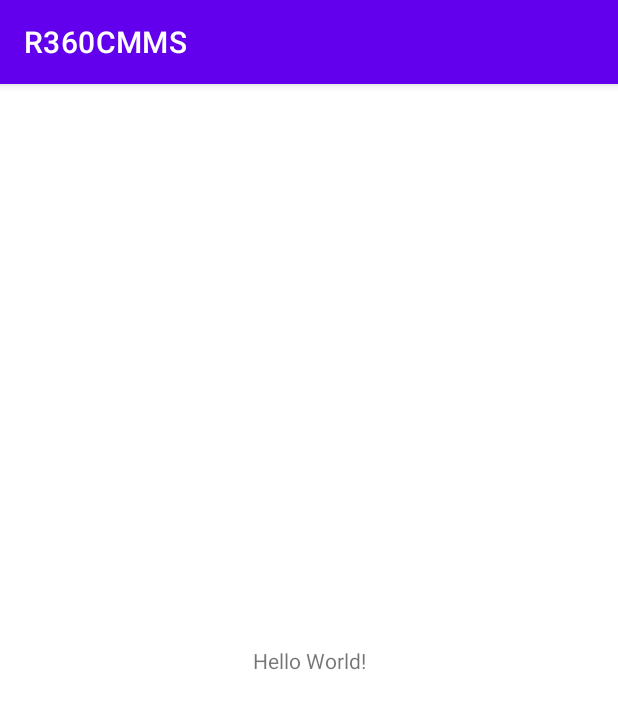
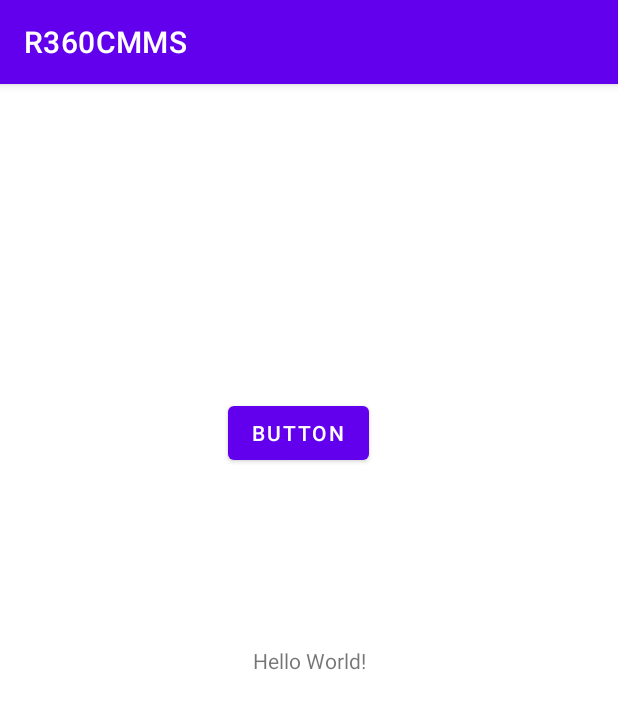
Before and after one commit to awx1/R360-CMMS, an Android app: the screen it shows after launch (MainActivity), on a phone screen of 412 x 824 dp. Shown: the top 709 px of the screen. Run offline under Robolectric (Android 15) with nearby library versions, the phone set to English and light mode, and no system bars.

Commit message:
added onClick event for button

```diff
--- a/MobileApp/app/src/main/java/com/rice/r360cmms/MainActivity.kt
+++ b/MobileApp/app/src/main/java/com/rice/r360cmms/MainActivity.kt
@@ -2,6 +2,7 @@ package com.rice.r360cmms
 
 import androidx.appcompat.app.AppCompatActivity
 import android.os.Bundle
+import android.view.View
 
 class MainActivity : AppCompatActivity() {
     override fun onCreate(savedInstanceState: Bundle?) {
@@ -9,4 +10,7 @@ class MainActivity : AppCompatActivity() {
         setContentView(R.layout.activity_main)
         //testing
     }
+    fun sendMessage(view: View) {
+
+    }
 }
--- a/MobileApp/app/src/main/res/layout/activity_main.xml
+++ b/MobileApp/app/src/main/res/layout/activity_main.xml
@@ -7,6 +7,7 @@
     tools:context=".MainActivity">
 
     <TextView
+        android:id="@+id/textView"
         android:layout_width="wrap_content"
         android:layout_height="wrap_content"
         android:text="Hello World!"
@@ -15,4 +16,19 @@
         app:layout_constraintRight_toRightOf="parent"
         app:layout_constraintTop_toTopOf="parent" />
 
+    <Button
+        android:id="@+id/button"
+        android:layout_width="wrap_content"
+        android:layout_height="wrap_content"
+        android:layout_marginStart="151dp"
+        android:layout_marginTop="199dp"
+        android:layout_marginEnd="166dp"
+        android:layout_marginBottom="109dp"
+        android:onClick="sendMessage"
+        android:text="Button"
+        app:layout_constraintBottom_toTopOf="@+id/textView"
+        app:layout_constraintEnd_toEndOf="parent"
+        app:layout_constraintStart_toStartOf="parent"
+        app:layout_constraintTop_toTopOf="parent" />
+
 </androidx.constraintlayout.widget.ConstraintLayout>
```
